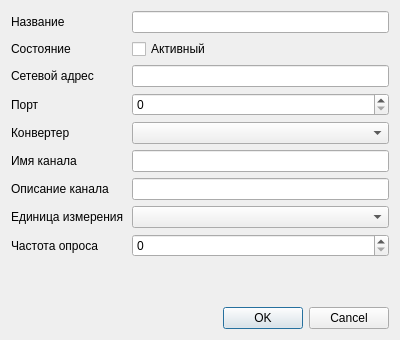
This is sensorproperties.ui in voytoff/SensorPoolQt as Qt 5 draws it before an edit. The edited form follows.
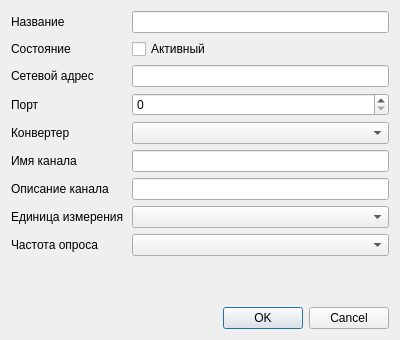
This is the edited form.

What changed in the file:
```diff
--- a/sensorproperties.ui
+++ b/sensorproperties.ui
@@ -133,7 +133,7 @@
       </widget>
      </item>
      <item row="8" column="1">
-      <widget class="QSpinBox" name="quantity"/>
+      <widget class="QComboBox" name="quantity"/>
      </item>
     </layout>
    </item>
```
